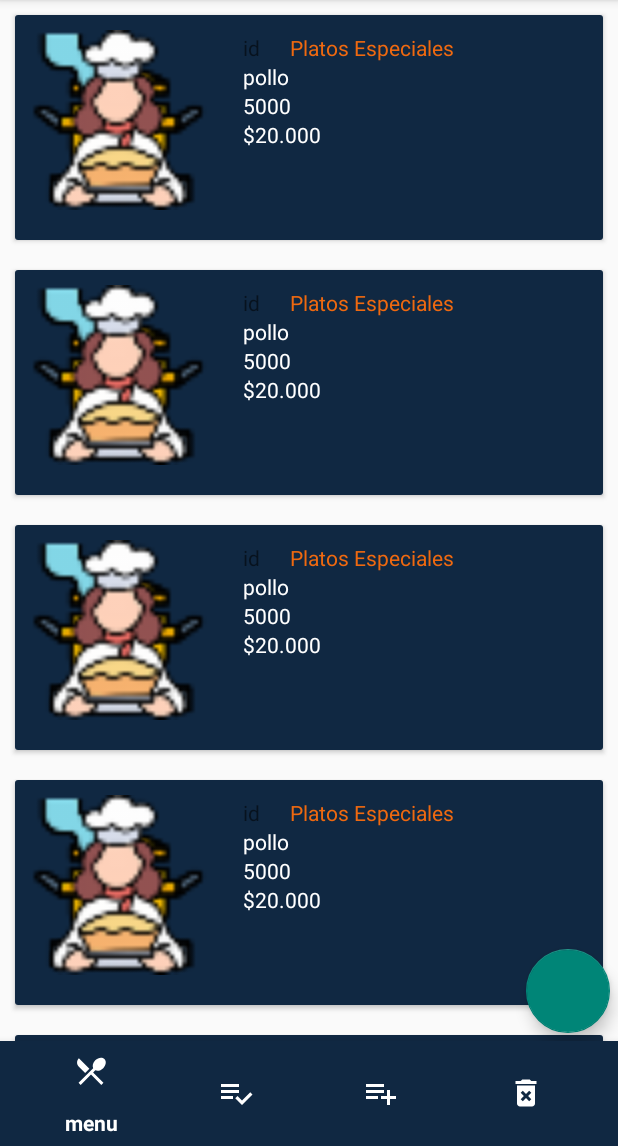
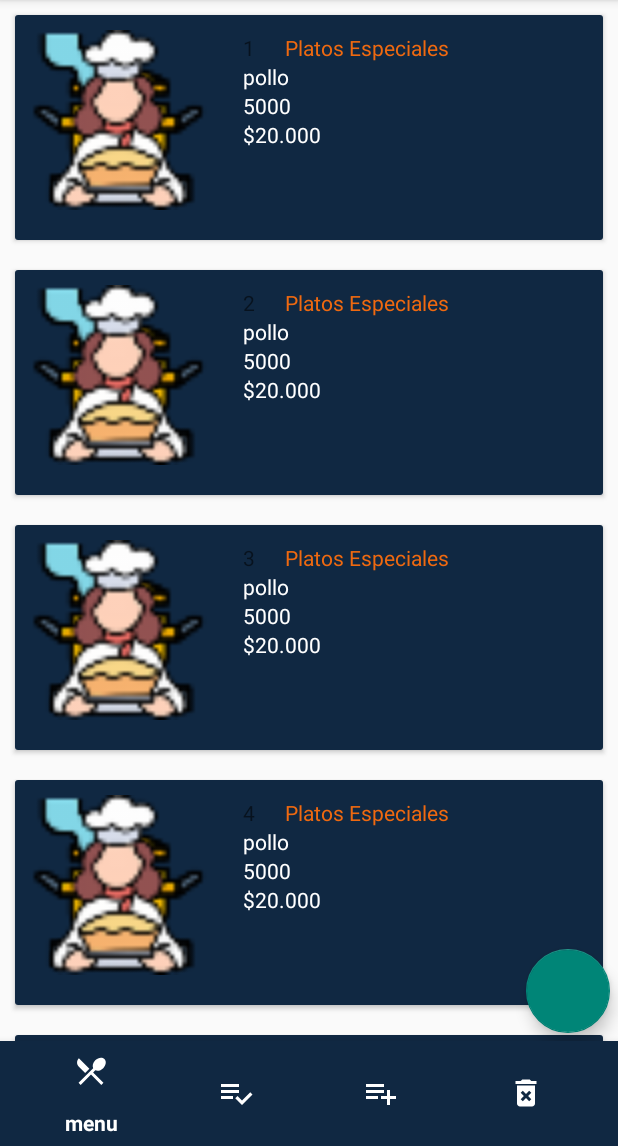
Before and after one commit to estephany2828/Patacore, an Android app: the MenuFragment screen opened directly, with no data from a screen before it, on a phone screen of 412 x 824 dp, the part 90-1236 px from its top. Run offline under Robolectric (Android 15) with nearby library versions, the light colour scheme and no system bars; our stand-ins replace Picasso; pictures from the network do not load.

Commit message:
editar plato menu

```diff
--- a/app/src/main/java/edu/unicauca/patacore/adapter/PedidosMenuRecyclerView.java
+++ b/app/src/main/java/edu/unicauca/patacore/adapter/PedidosMenuRecyclerView.java
@@ -72,7 +72,7 @@ public class PedidosMenuRecyclerView extends RecyclerView.Adapter<PedidosMenuRec
     public void onBindViewHolder(@NonNull PedidosAViewHolder holder, final int position) {
 
         final Menu menu= menuArrayList.get(position);
-        holder.txtIdMenu.setId(menu.getId());
+        holder.txtIdMenu.setText(String.valueOf( menu.getId()));
         holder.txtNombre.setText(menu.getTxtNombre());
         holder.txtPrecio.setText(menu.getTxtPrecio());
         holder.txtDescription.setText(menu.getTxtPrecio());
--- a/app/src/main/java/edu/unicauca/patacore/view/EditarPlatoActivity.java
+++ b/app/src/main/java/edu/unicauca/patacore/view/EditarPlatoActivity.java
@@ -39,7 +39,8 @@ public class EditarPlatoActivity extends AppCompatActivity {
         //set field to this user data
         foodNameUpdate.setText(menu.getTxtNombre());
         foodPriceUpdate.setText(menu.getTxtPrecio());
-        //imgUpdate.setText(menu.getImg());
+        descriptionUpdate.setText(menu.getTxtDescription());
+        imgUpdate.setText(menu.getImg());
 
 
 
@@ -60,7 +61,7 @@ public class EditarPlatoActivity extends AppCompatActivity {
         String price = foodPriceUpdate.getText().toString().trim();
         String img = imgUpdate.getText().toString().trim();
         String description = imgUpdate.getText().toString().trim();
-         Menu updatedPerson = new Menu(name, price, img, description);
+        Menu updatedPerson = new Menu(name, price, img, description);
 
         //call dbhelper update
          sqLiteFood.updateMenuFoodRecord(receivedPersonId, this, updatedPerson);
--- a/app/src/main/java/edu/unicauca/patacore/view/fragment/MenuFragment.java
+++ b/app/src/main/java/edu/unicauca/patacore/view/fragment/MenuFragment.java
@@ -66,7 +66,6 @@ public class MenuFragment extends Fragment {
         //initialize the variables
         SQLiteFood sqLiteFood = new SQLiteFood(getActivity());
         SQLiteDatabase db= sqLiteFood.getWritableDatabase();
-
         RecyclerView menuRecycler =view.findViewById(R.id.menuRecycler);
         LinearLayoutManager linearLayoutManager = new LinearLayoutManager(getContext());
         linearLayoutManager.setOrientation(linearLayoutManager.VERTICAL);
```
Also changed, not shown: app/src/main/java/edu/unicauca/patacore/data/db/SQLiteFood.java (+6 -4 lines).
